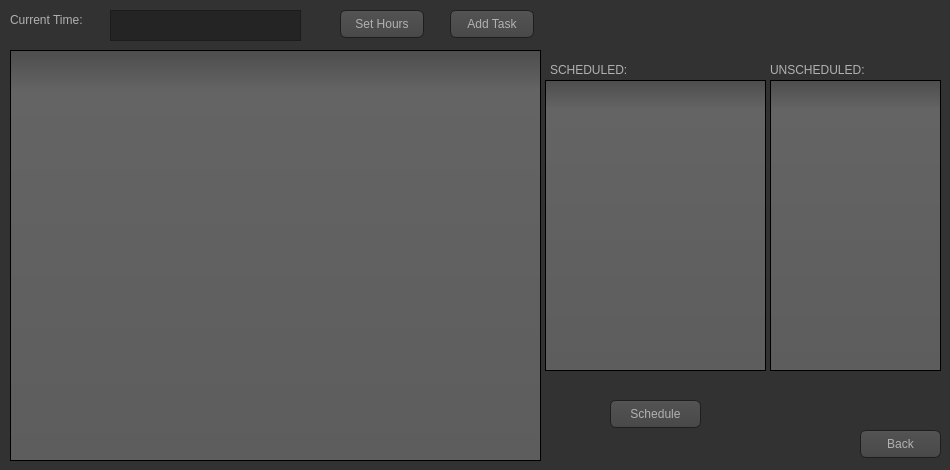
First picture: the form in developer/mainwindow.ui, repository CPSC36201Spring20018/DreamTeamRepo, before the edit.
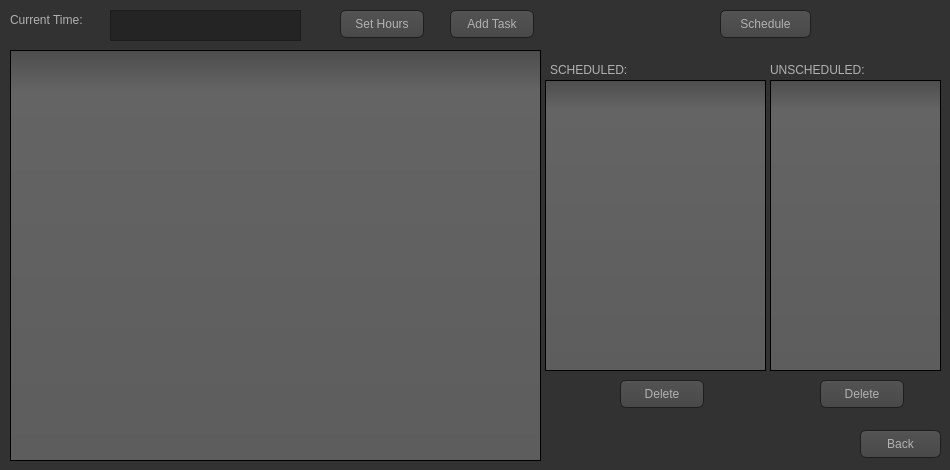
Second picture: the form after the edit. The open tabs and pages were chosen to show the change. Icons and pictures are not drawn.

```diff
--- a/developer/mainwindow.ui
+++ b/developer/mainwindow.ui
@@ -601,8 +601,8 @@
      <widget class="QPushButton" name="cb_schedule">
       <property name="geometry">
        <rect>
-        <x>610</x>
-        <y>400</y>
+        <x>720</x>
+        <y>10</y>
         <width>91</width>
         <height>28</height>
        </rect>
@@ -647,6 +647,32 @@
        </rect>
       </property>
      </widget>
+     <widget class="QPushButton" name="cb_deleteUn">
+      <property name="geometry">
+       <rect>
+        <x>820</x>
+        <y>380</y>
+        <width>84</width>
+        <height>28</height>
+       </rect>
+      </property>
+      <property name="text">
+       <string>Delete</string>
+      </property>
+     </widget>
+     <widget class="QPushButton" name="cb_deleteSc">
+      <property name="geometry">
+       <rect>
+        <x>620</x>
+        <y>380</y>
+        <width>84</width>
+        <height>28</height>
+       </rect>
+      </property>
+      <property name="text">
+       <string>Delete</string>
+      </property>
+     </widget>
     </widget>
     <widget class="QWidget" name="set">
      <widget class="QPushButton" name="sb_back">
```
Left out of the diff: 2 changed lines with no effect on the pictures.
